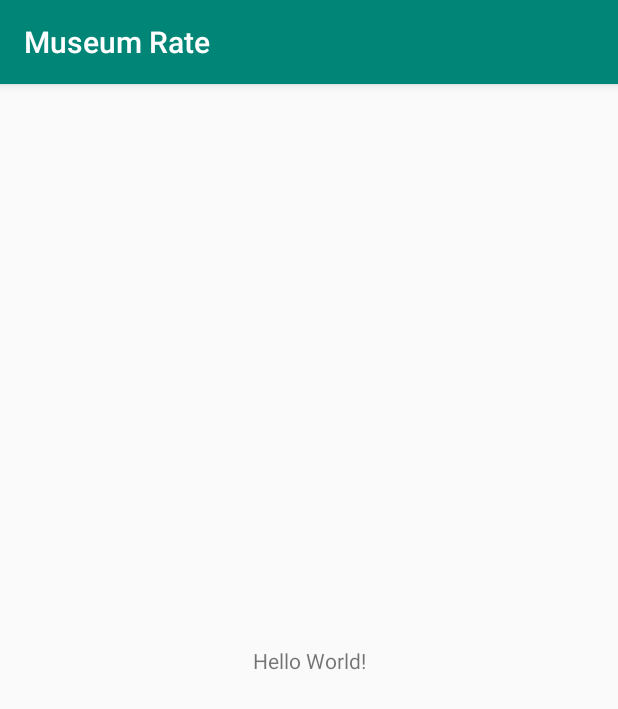
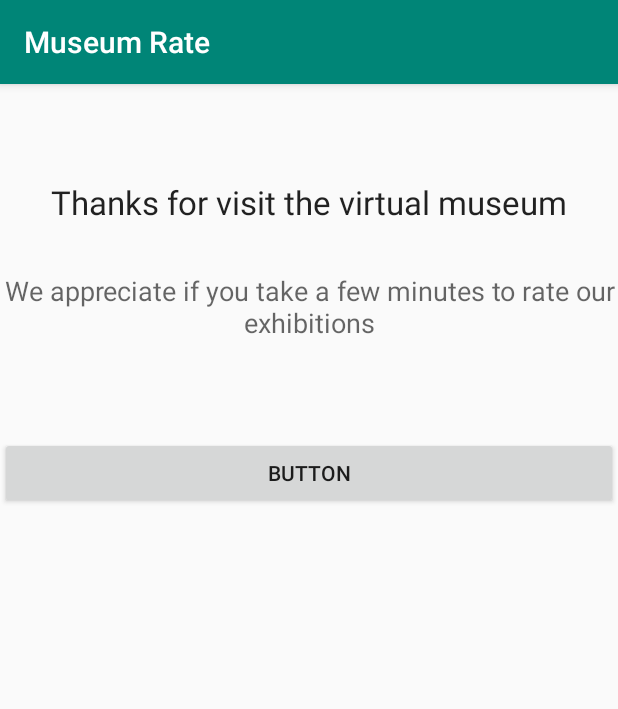
Before and after one commit to melvinsalas/museum_rate, an Android app: the screen it shows after launch (MainActivity), on a phone screen of 412 x 824 dp. Shown: the top 709 px of the screen. Run offline under Robolectric (Android 15) with nearby library versions, the phone set to English and light mode, and no system bars; our stand-ins replace ButterKnife.

```diff
--- a/app/src/main/java/com/melvinsalas/museumrate/MainActivity.java
+++ b/app/src/main/java/com/melvinsalas/museumrate/MainActivity.java
@@ -1,13 +1,40 @@
 package com.melvinsalas.museumrate;
 
 import androidx.appcompat.app.AppCompatActivity;
+
+import android.content.Intent;
 import android.os.Bundle;
+import android.view.View;
+import android.widget.Button;
+
+import com.melvinsalas.museumrate.activities.ExhibitionsActivity;
+
+import butterknife.BindView;
+import butterknife.ButterKnife;
 
 public class MainActivity extends AppCompatActivity {
+    @BindView(R.id.start_button)
+    Button startBtn;
 
     @Override
     protected void onCreate(Bundle savedInstanceState) {
         super.onCreate(savedInstanceState);
         setContentView(R.layout.activity_main);
+
+        // Initialize ButterKnife
+        ButterKnife.bind(this);
+
+        startBtn.setOnClickListener(new View.OnClickListener() {
+            @Override
+            public void onClick(View v) {
+                Intent intent = new Intent(MainActivity.this, ExhibitionsActivity.class);
+                startActivity(intent);
+                try {
+                    this.finalize();
+                } catch (Throwable throwable) {
+                    throwable.printStackTrace();
+                }
+            }
+        });
     }
 }
--- a/app/src/main/res/layout/activity_main.xml
+++ b/app/src/main/res/layout/activity_main.xml
@@ -8,12 +8,43 @@
     tools:context=".MainActivity">
 
     <TextView
+        android:id="@+id/title_textview"
         android:layout_width="wrap_content"
         android:layout_height="wrap_content"
-        android:text="Hello World!"
-        app:layout_constraintBottom_toBottomOf="parent"
+        android:layout_marginLeft="64dp"
+        android:layout_marginTop="64dp"
+        android:layout_marginRight="64dp"
+        android:text="Thanks for visit the virtual museum"
+        android:textAppearance="@style/TextAppearance.AppCompat.Large"
         app:layout_constraintLeft_toLeftOf="parent"
         app:layout_constraintRight_toRightOf="parent"
         app:layout_constraintTop_toTopOf="parent" />
 
+    <TextView
+        android:id="@+id/description_textview"
+        android:layout_width="wrap_content"
+        android:layout_height="wrap_content"
+        android:layout_marginStart="64dp"
+        android:layout_marginLeft="64dp"
+        android:layout_marginTop="32dp"
+        android:layout_marginEnd="64dp"
+        android:layout_marginRight="64dp"
+        android:gravity="center"
+        android:singleLine="false"
+        android:text="We appreciate if you take a few minutes to rate our exhibitions"
+        android:textAppearance="@style/TextAppearance.AppCompat.Medium"
+        app:layout_constraintEnd_toEndOf="parent"
+        app:layout_constraintStart_toStartOf="parent"
+        app:layout_constraintTop_toBottomOf="@+id/title_textview" />
+
+    <Button
+        android:id="@+id/start_button"
+        android:layout_width="0dp"
+        android:layout_height="wrap_content"
+        android:layout_marginTop="64dp"
+        android:text="Button"
+        app:layout_constraintEnd_toEndOf="parent"
+        app:layout_constraintStart_toStartOf="parent"
+        app:layout_constraintTop_toBottomOf="@+id/description_textview" />
+
 </androidx.constraintlayout.widget.ConstraintLayout>
```
Also changed, not shown: app/build.gradle (+12 -3 lines), app/src/main/AndroidManifest.xml (+4 -3 lines), app/src/main/java/com/melvinsalas/museumrate/activities/ExhibitionsActivity.java (added, +32 -0 lines), app/src/main/java/com/melvinsalas/museumrate/adapters/ExhibitionAdapter.java (added, +102 -0 lines), app/src/main/java/com/melvinsalas/museumrate/models/Exhibition.java (added, +18 -0 lines), app/src/main/java/com/melvinsalas/museumrate/repositories/ExhibitionsRepository.java (added, +23 -0 lines), app/src/main/res/layout/activity_exhibitions.xml (added, +17 -0 lines), app/src/main/res/layout/exhibition_row.xml (added, +75 -0 lines).
